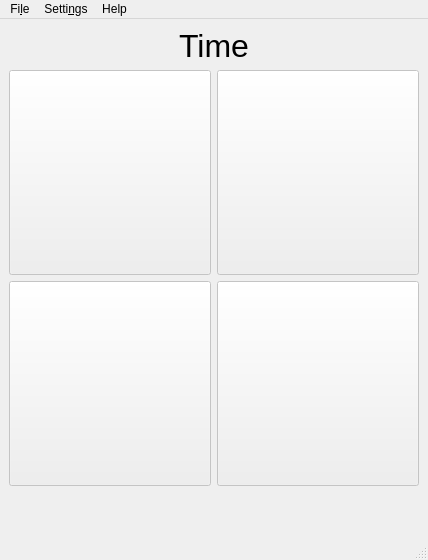
Old version of the form ui/mainwindow.ui in the repository tdauth/gustavsfairyland.
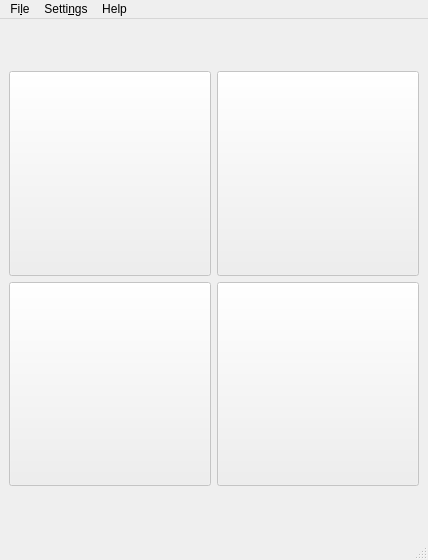
New version of the form.

Commit message: Fixed uncompressing compressed archives

What changed in the file:
```diff
--- a/ui/mainwindow.ui
+++ b/ui/mainwindow.ui
@@ -27,7 +27,7 @@
            </font>
           </property>
           <property name="text">
-           <string>Time</string>
+           <string/>
           </property>
           <property name="alignment">
            <set>Qt::AlignCenter</set>
```
The commit also changes 2 other files.
